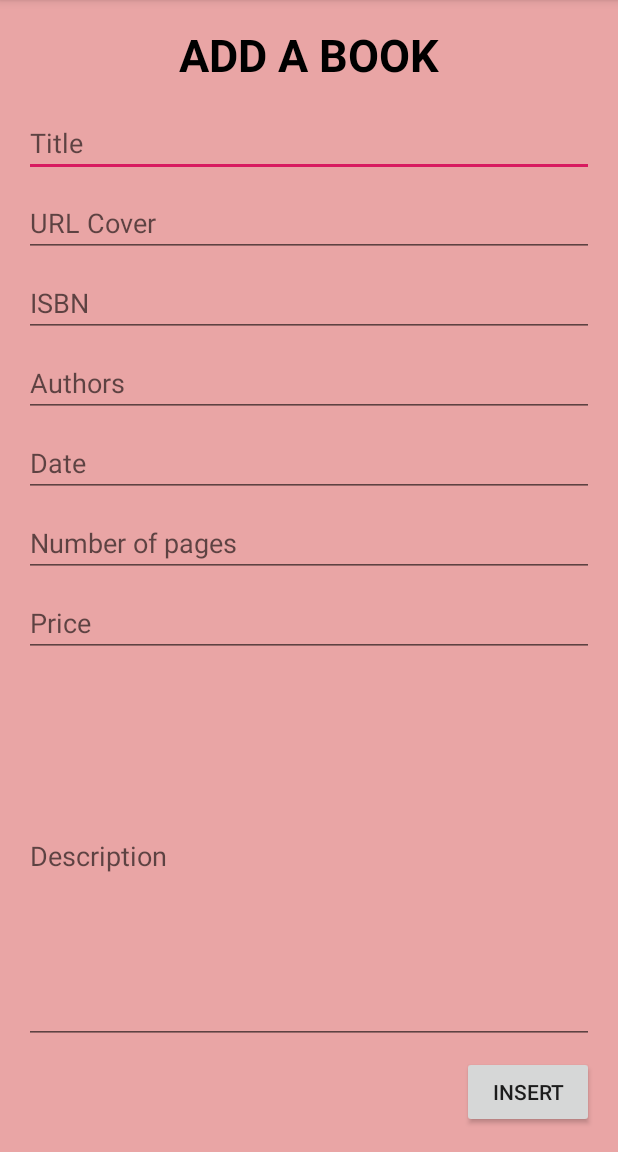
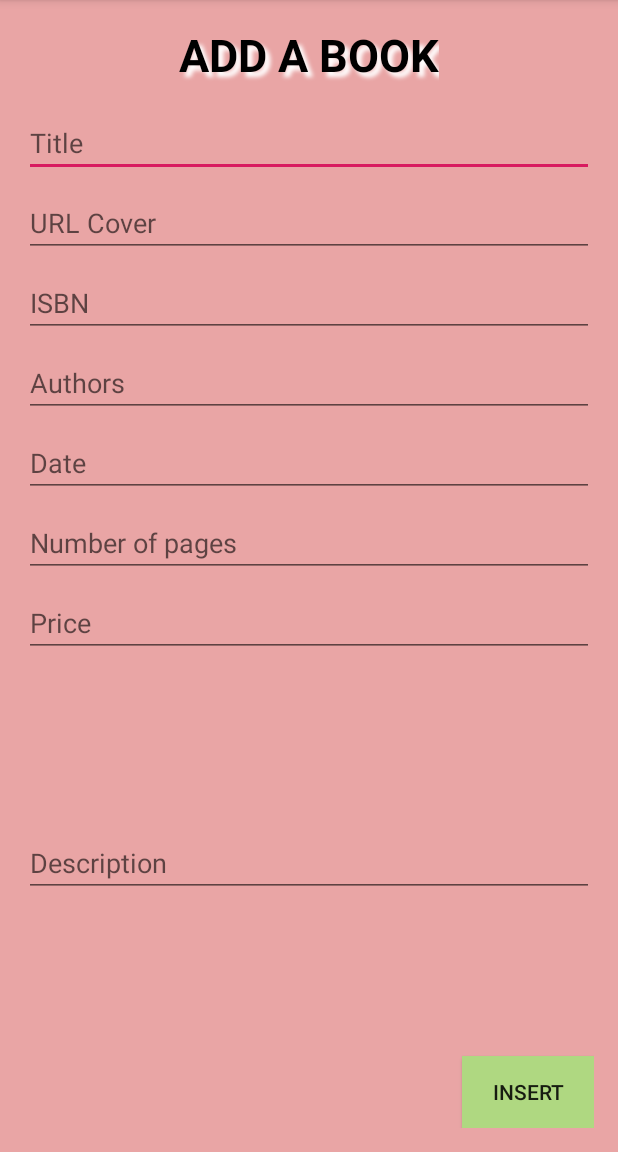
Before and after one commit to aizaguirreteb/Bookstore, an Android app: the screen it shows after launch (AddBookForm), on a phone screen of 412 x 824 dp, the part 84-1236 px from its top. Run offline under Robolectric (Android 15) with nearby library versions, the phone set to English and light mode, and no system bars.

Commit message:
Form 'Add Book' - Added ScrollView

```diff
--- a/app/src/main/res/layout/activity_add_book_form.xml
+++ b/app/src/main/res/layout/activity_add_book_form.xml
@@ -1,10 +1,17 @@
 <?xml version="1.0" encoding="utf-8"?>
 
-<androidx.constraintlayout.widget.ConstraintLayout xmlns:android="http://schemas.android.com/apk/res/android"
+<ScrollView xmlns:android="http://schemas.android.com/apk/res/android"
     xmlns:app="http://schemas.android.com/apk/res-auto"
     xmlns:tools="http://schemas.android.com/tools"
     android:layout_width="match_parent"
     android:layout_height="match_parent"
+    android:fillViewport="true">
+
+
+
+<androidx.constraintlayout.widget.ConstraintLayout
+    android:layout_width="match_parent"
+    android:layout_height="wrap_content"
     android:background="#E9A5A5"
     android:padding="16dp">
 
@@ -13,7 +20,7 @@
         android:id="@+id/textFormTitle"
         android:layout_width="wrap_content"
         android:layout_height="wrap_content"
-        android:shadowColor="#00AF7777"
+        android:shadowColor="@color/white"
         android:shadowDx="5"
         android:shadowDy="5"
         android:shadowRadius="3"
@@ -110,26 +117,30 @@
         app:layout_constraintStart_toStartOf="parent"
         app:layout_constraintTop_toBottomOf="@+id/editTextPages" />
 
+    <Button
+        android:id="@+id/btnAdd"
+        android:layout_width="wrap_content"
+        android:layout_height="wrap_content"
+        android:background="@color/colorButtons"
+        android:text="@string/btn_add"
+        app:layout_constraintBottom_toBottomOf="parent"
+        app:layout_constraintEnd_toEndOf="parent" />
+
     <EditText
         android:id="@+id/editTextDescription"
         android:layout_width="0dp"
-        android:layout_height="0dp"
+        android:layout_height="wrap_content"
         android:layout_marginTop="8dp"
-        android:layout_marginBottom="8dp"
         android:ems="10"
+        android:gravity="start|top"
         android:hint="@string/description_hint"
-        android:inputType="textPersonName"
+        android:inputType="textMultiLine"
         app:layout_constraintBottom_toTopOf="@+id/btnAdd"
         app:layout_constraintEnd_toEndOf="parent"
         app:layout_constraintStart_toStartOf="parent"
         app:layout_constraintTop_toBottomOf="@+id/editTextPrice" />
 
-    <Button
-        android:id="@+id/btnAdd"
-        android:layout_width="wrap_content"
-        android:layout_height="wrap_content"
-        android:text="@string/btn_add"
-        app:layout_constraintBottom_toBottomOf="parent"
-        app:layout_constraintEnd_toEndOf="parent" />
 
 </androidx.constraintlayout.widget.ConstraintLayout>
+
+</ScrollView>
```
